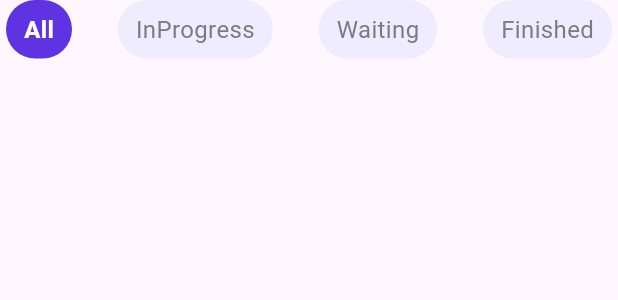
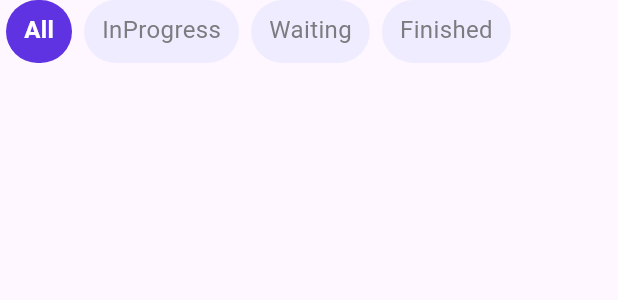
Before and after one commit to kareemmuhamedd/Tasky-App, a Flutter app: the CustomHomeTabBar widget shown alone on an empty page, opened directly, on a phone screen of 412 x 824 dp. Shown: the top 300 px of the screen. Run offline on Flutter 3.47's test engine with Material 3 defaults, Android fonts, the light colour scheme and no system bars; our stand-ins replace bloc, device_preview, dio, dotted_border, either_dart, equatable and 7 more; missing offline and left inert: country_code_picker_plus; accounts and stored records are empty; network calls fail.

Commit message:
- Added HomeRepository to handle server requests for fetching the list of todos. - Implemented the logic in the Bloc to interact with the repository, retrieve the todos, and emit the data to the Home screen for display. - Added functionality to filter todos based on their state (in-progress, waiting, finished) to provide better organization and user experience.

```diff
--- a/lib/app/routes/app_routes.dart
+++ b/lib/app/routes/app_routes.dart
@@ -55,7 +55,7 @@ class AppRoutes {
         GoRoute(
           path: AppRoutesPaths.kHomeScreen,
           name: AppRoutesPaths.kHomeScreen,
-          builder: (context, state) => const CreateTaskScreen(),
+          builder: (context, state) => const HomeScreen(),
         ),
         // Task Details Route
         GoRoute(
--- /dev/null
+++ b/lib/features/home/repositories/home_repository.dart
@@ -0,0 +1,36 @@
+import 'package:dio/dio.dart';
+import 'package:either_dart/either.dart';
+import 'package:tasky_app/features/create_task/model/task_model.dart';
+import 'package:tasky_app/shared/error/failures.dart';
+import 'package:tasky_app/shared/networking/api_constants.dart';
+
+import '../../../shared/error/custom_error_handler.dart';
+
+class HomeRepository {
+  const HomeRepository({
+    required Dio dio,
+  }) : _dio = dio;
+  final Dio _dio;
+
+  Future<Either<Failure, List<TaskModel>>> getTasks(int page) async {
+    try {
+      final response = await _dio.get(
+        '${ApiConstants.baseUrl}/todos',
+        queryParameters: {'page': page},
+      );
+      final tasks = (response.data as List<dynamic>)
+          .map((task) => TaskModel.fromJson(task as Map<String, dynamic>))
+          .toList();
+      if (response.statusCode != 200) {
+        return Left(Failure(message: 'Failed to fetch tasks'));
+      }
+      return Right(tasks);
+    } on DioException catch (dioError) {
+      final errorMessage = CustomErrorHandler.handleDioError(dioError);
+      return Left(Failure(message: errorMessage));
+    } catch (error) {
+      final errorMessage = CustomErrorHandler.handleError(error);
+      return Left(Failure(message: errorMessage));
+    }
+  }
+}
--- a/lib/features/home/view/screens/home_screen.dart
+++ b/lib/features/home/view/screens/home_screen.dart
@@ -1,6 +1,8 @@
 import 'package:flutter/material.dart';
 import 'package:flutter_bloc/flutter_bloc.dart';
 import 'package:flutter_screenutil/flutter_screenutil.dart';
+import 'package:tasky_app/features/home/repositories/home_repository.dart';
+import 'package:tasky_app/shared/networking/dio_factory.dart';
 import 'package:tasky_app/shared/theme/app_colors.dart';
 import 'package:tasky_app/shared/typography/app_text_styles.dart';
 import '../../viewmodel/bloc/home_bloc.dart';
@@ -14,7 +16,11 @@ class HomeScreen extends StatelessWidget {
   @override
   Widget build(BuildContext context) {
     return BlocProvider(
-      create: (context) => HomeBloc()..add(const AllTasksRequested()),
+      create: (context) => HomeBloc(
+        homeRepository: HomeRepository(
+          dio: DioFactory.getDio(),
+        ),
+      )..add(const AllTasksRequested()),
       child: const HomeBody(),
     );
   }
--- a/lib/features/home/view/widgets/custom_home_tab_bar.dart
+++ b/lib/features/home/view/widgets/custom_home_tab_bar.dart
@@ -5,6 +5,7 @@ import 'package:tasky_app/shared/utils/data/tab_bar_data.dart';
 import '../../../../shared/theme/app_colors.dart';
 import '../../../../shared/typography/app_text_styles.dart';
 import '../../viewmodel/bloc/home_bloc.dart';
+
 class CustomHomeTabBar extends StatelessWidget {
   const CustomHomeTabBar({
     super.key,
@@ -14,11 +15,12 @@ class CustomHomeTabBar extends StatelessWidget {
   Widget build(BuildContext context) {
     return BlocBuilder<HomeBloc, HomeState>(
       builder: (context, state) {
-        return Row(
-          mainAxisAlignment: MainAxisAlignment.spaceBetween,
-          children: List.generate(
-            data.length,
-                (index) {
+        return SizedBox(
+          height: 42,
+          child: ListView.builder(
+            scrollDirection: Axis.horizontal,
+            itemCount: data.length,
+            itemBuilder: (context, index) {
               final isSelected = state.selectedIndex == index;
               return GestureDetector(
                 onTap: () {
@@ -42,8 +44,8 @@ class CustomHomeTabBar extends StatelessWidget {
                     style: isSelected
                         ? AppTextStyles.font16WeightBold
                         : AppTextStyles.font16WeightRegular.copyWith(
-                      color: AppColors.textGreyColor3,
-                    ),
+                            color: AppColors.textGreyColor3,
+                          ),
                   ),
                 ),
               );
--- a/lib/features/home/viewmodel/bloc/home_bloc.dart
+++ b/lib/features/home/viewmodel/bloc/home_bloc.dart
@@ -1,15 +1,20 @@
 import 'package:bloc/bloc.dart';
 import 'package:tasky_app/features/create_task/model/task_model.dart';
+import 'package:tasky_app/features/home/repositories/home_repository.dart';
 
 part 'home_event.dart';
 
 part 'home_state.dart';
 
 class HomeBloc extends Bloc<HomeEvent, HomeState> {
-  HomeBloc() : super(const HomeState.initial()) {
+  HomeBloc({required HomeRepository homeRepository})
+      : _homeRepository = homeRepository,
+        super(const HomeState.initial()) {
     on<HomeFilterChanged>(_onFilterChanged);
     on<AllTasksRequested>(_onAllTasksRequested);
   }
+
+  final HomeRepository _homeRepository;
 
   void _onFilterChanged(HomeFilterChanged event, Emitter<HomeState> emit) {
     emit(state.copyWith(selectedIndex: event.selectedIndex));
@@ -34,18 +39,42 @@ class HomeBloc extends Bloc<HomeEvent, HomeState> {
   }
 
   Future<void> _onAllTasksRequested(
-      AllTasksRequested event, Emitter<HomeState> emit) async {
+    AllTasksRequested event,
+    Emitter<HomeState> emit,
+  ) async {
     emit(state.copyWith(status: HomeStatus.loading));
+    print('i am trying to get tasks');
     try {
-      await Future.delayed(const Duration(seconds: 1)); // Simulate loading
+      print('i am trying to get tasks in try');
+      List<TaskModel>? allTasks;
+      final todos = await _homeRepository.getTasks(1);
+      todos.fold(
+        (failure) {
+          print('i have failed to get tasks $failure');
+          emit(state.copyWith(
+          status: HomeStatus.failure,
+          message: failure.message,
+        ));
+        },
+        (tasks) {
+          allTasks = tasks;
+          print(allTasks?[0].desc);
+          emit(state.copyWith(
+            status: HomeStatus.success,
+            allTasks: tasks,
+          ));
+        },
+      );
 
       // Example data (replace this with real data)
-      List<TaskModel> allTasks = _getAllTasks();
 
       // Filter tasks by status and update the state
-      final inProgressTasks = allTasks.where((task) => task.status == "in-progress").toList();
-      final waitingTasks = allTasks.where((task) => task.status == "waiting").toList();
-      final finishedTasks = allTasks.where((task) => task.status == "finished").toList();
+      final inProgressTasks =
+          allTasks?.where((task) => task.status == "in-progress").toList();
+      final waitingTasks =
+          allTasks?.where((task) => task.status == "waiting").toList();
+      final finishedTasks =
+          allTasks?.where((task) => task.status == "finished").toList();
 
       emit(state.copyWith(
         status: HomeStatus.success,
@@ -60,10 +89,4 @@ class HomeBloc extends Bloc<HomeEvent, HomeState> {
           status: HomeStatus.failure, message: error.toString()));
     }
   }
-
-  // Helper method to fetch all tasks
-  List<TaskModel> _getAllTasks() {
-    // Example data - replace with real data fetching logic
-    return fakeTasks;
-  }
 }
```
